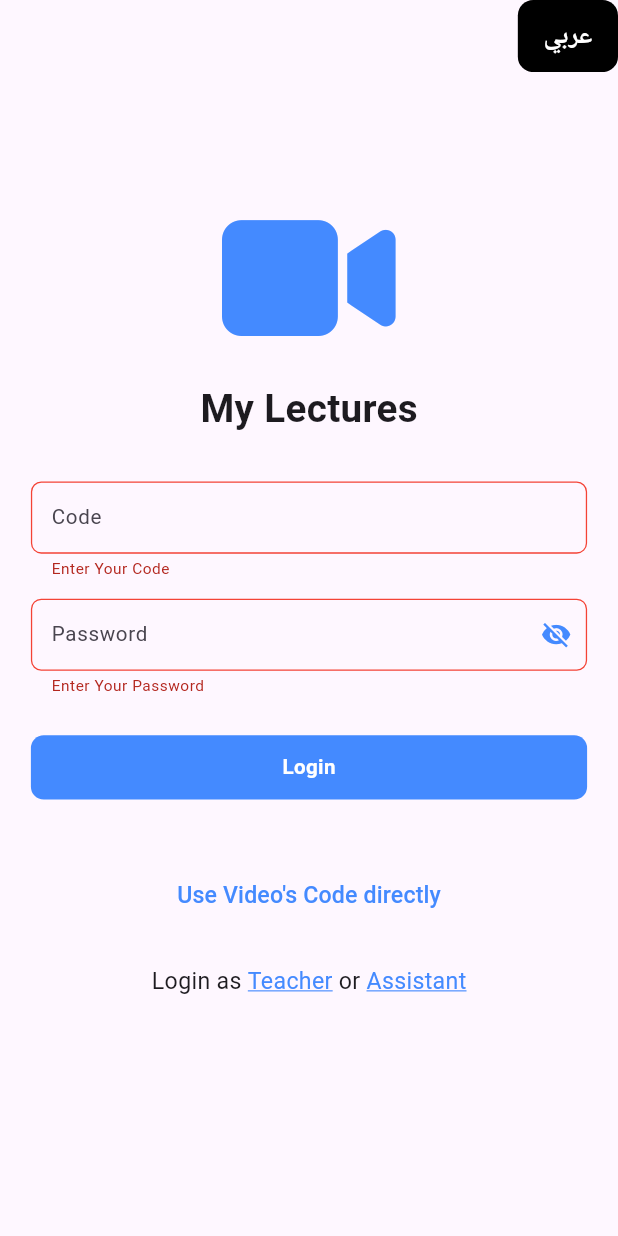
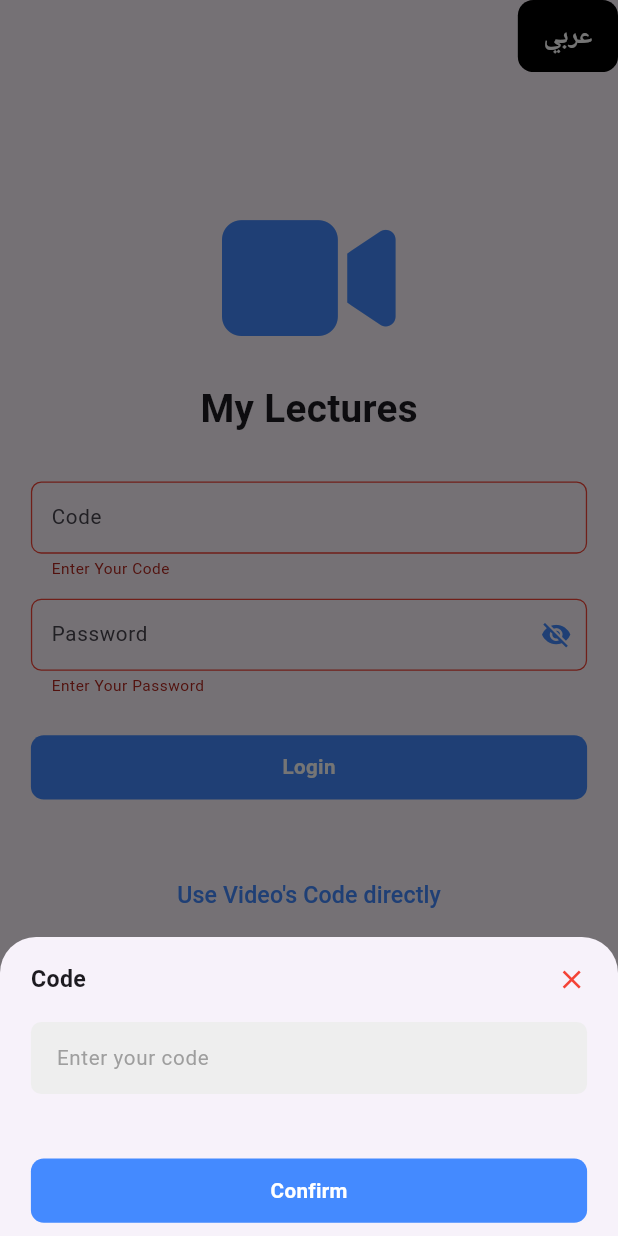
Before and after one commit to abd0-kha1ed/lms, a Flutter app: the screen it shows after launch, after a tap on "Login", after a tap on "Use Video's Code directly", on a phone screen of 412 x 824 dp. Run offline on Flutter 3.47's test engine with Material 3 defaults, Android fonts, the light colour scheme and no system bars; our stand-ins replace easy_localization, firebase_core, font_awesome_flutter, go_router, responsive_framework; accounts and stored records are empty.

Commit message:
video's code directly done

```diff
--- a/lib/feature/auth/presentation/view/widget/login_as_student_view_body.dart
+++ b/lib/feature/auth/presentation/view/widget/login_as_student_view_body.dart
@@ -1,3 +1,4 @@
+import 'package:easy_localization/easy_localization.dart';
 import 'package:flutter/material.dart';
 import 'package:font_awesome_flutter/font_awesome_flutter.dart';
 import 'package:go_router/go_router.dart';
@@ -5,6 +6,7 @@ import 'package:video_player_app/constant.dart';
 import 'package:video_player_app/core/utils/app_router.dart';
 import 'package:video_player_app/core/widget/custom_button.dart';
 import 'package:video_player_app/core/widget/custom_text_form_field.dart';
+import 'package:video_player_app/generated/locale_keys.g.dart';
 
 class LoginAsStudentViewBody extends StatefulWidget {
   const LoginAsStudentViewBody({super.key});
@@ -89,7 +91,61 @@ class _LoginAsStudentViewBodyState extends State<LoginAsStudentViewBody> {
             ),
             const SizedBox(height: 50),
             TextButton(
-              onPressed: () {},
+              onPressed: () {
+                showModalBottomSheet(
+                    context: context,
+                    builder: (BuildContext context) {
+                      return FractionallySizedBox(
+                        heightFactor: 0.43,
+                        child: Padding(
+                          padding: const EdgeInsets.symmetric(horizontal: 24),
+                          child: Column(
+                            children: [
+                              const SizedBox(height: 20),
+                              Row(
+                                mainAxisAlignment:
+                                    MainAxisAlignment.spaceBetween,
+                                children: [
+                                  Text(LocaleKeys.code.tr(),
+                                      style: TextStyle(
+                                          fontSize: 18,
+                                          fontWeight: FontWeight.bold)),
+                                  Icon(
+                                    Icons.close,
+                                    color: Colors.red,
+                                  )
+                                ],
+                              ),
+                              const SizedBox(height: 20),
+                              TextFormField(
+                                decoration: InputDecoration(
+                                  hintText: LocaleKeys.enterSecretCode.tr(),
+                                  hintStyle: TextStyle(color: Colors.grey),
+                                  filled: true,
+                                  fillColor: Colors.grey[200],
+                                  contentPadding: EdgeInsets.symmetric(
+                                      vertical: 16, horizontal: 16),
+                                  enabledBorder: OutlineInputBorder(
+                                    borderSide: BorderSide.none,
+                                    borderRadius: BorderRadius.circular(8),
+                                  ),
+                                  focusedBorder: OutlineInputBorder(
+                                    borderSide: BorderSide(
+                                      color: kPrimaryColor,
+                                      width: 1.5,
+                                    ),
+                                    borderRadius: BorderRadius.circular(8),
+                                  ),
+                                ),
+                              ),
+                              const SizedBox(height: 50),
+                              CustomButton(title: LocaleKeys.confirmText.tr())
+                            ],
+                          ),
+                        ),
+                      );
+                    });
+              },
               style: ButtonStyle(
                   foregroundColor: WidgetStatePropertyAll(kPrimaryColor)),
               child: Text(
```
